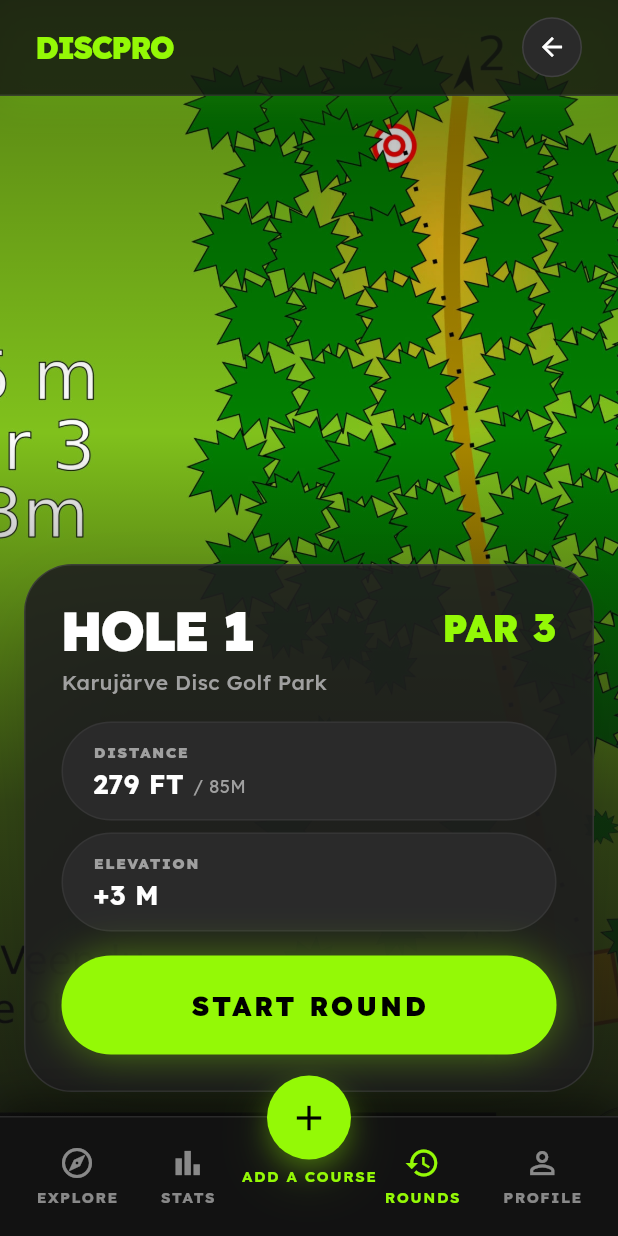
After one commit to RobinVaga/discpro, a Flutter app: the HoleDetailPage screen opened by its route, on a phone screen of 412 x 824 dp. The commit adds this screen. Run offline on Flutter 3.47's test engine with Material 3 defaults, Android fonts, the phone set to English and light mode, and no system bars; our stand-ins replace font_awesome_flutter, google_fonts.

Commit message:
hole detail page for the first hole of Karujärve.

```diff
--- a/lib/main.dart
+++ b/lib/main.dart
@@ -2,6 +2,7 @@ import 'package:flutter/material.dart';
 import 'package:discpro/screens/login_page.dart';
 import 'package:discpro/screens/home_page.dart';
 import 'package:discpro/screens/register_page.dart';
+import 'package:discpro/screens/hole_detail.dart';
 
 
 void main() {
@@ -44,6 +45,7 @@ class MyApp extends StatelessWidget {
         '/': (context) => const LoginPage(),
         '/home': (context) => const HomePage(),
         '/register': (context) => const RegisterPage(),
+        '/hole_detail': (context) => const HoleDetailPage(),
       },
     );
   }
--- /dev/null
+++ b/lib/screens/hole_detail.dart
@@ -0,0 +1,432 @@
+import 'package:flutter/material.dart';
+import 'package:google_fonts/google_fonts.dart';
+
+class HoleDetailPage extends StatelessWidget {
+  const HoleDetailPage({super.key});
+
+  static const Color primaryColor = Color(0xFF94F906);
+  static const Color backgroundDark = Color(0xFF121212);
+  static const Color surfaceDark = Color(0xFF1E1E1E);
+
+  @override
+  Widget build(BuildContext context) {
+    return Theme(
+      data: ThemeData.dark().copyWith(
+        textTheme: GoogleFonts.lexendTextTheme(ThemeData.dark().textTheme),
+      ),
+      child: Scaffold(
+        backgroundColor: backgroundDark,
+        body: SafeArea(
+          child: Stack(
+            children: [
+              // ── Full-screen background image + gradient ──
+              Positioned.fill(
+                child: Image.asset(
+                  'assets/images/Karujärve/karujarve_1.webp',
+                  fit: BoxFit.cover,
+                  errorBuilder: (context, error, stackTrace) => Container(
+                    color: const Color(0xFF1A1A1A),
+                    child: const Center(
+                      child: Icon(Icons.landscape, size: 80, color: Colors.white12),
+                    ),
+                  ),
+                ),
+              ),
+
+              // ── Dark gradient overlay (bottom fade to backgroundDark) ──
+              Positioned.fill(
+                child: DecoratedBox(
+                  decoration: BoxDecoration(
+                    gradient: LinearGradient(
+                      begin: Alignment.topCenter,
+                      end: Alignment.bottomCenter,
+                      stops: const [0.0, 0.35, 0.65, 1.0],
+                      colors: [
+                        Colors.black.withOpacity(0.35),
+                        Colors.transparent,
+                        backgroundDark.withOpacity(0.7),
+                        backgroundDark,
+                      ],
+                    ),
+                  ),
+                ),
+              ),
+
+              // ── Main scrollable content ──
+              Column(
+                children: [
+                  // Top app bar
+                  Container(
+                    width: double.infinity,
+                    height: 64,
+                    padding: const EdgeInsets.symmetric(horizontal: 24),
+                    decoration: BoxDecoration(
+                      color: const Color(0xCC121212),
+                      border: Border(
+                        bottom: BorderSide(color: Colors.white.withOpacity(0.10)),
+                      ),
+                      boxShadow: const [
+                        BoxShadow(
+                          color: Color(0x2676F316),
+                          blurRadius: 20,
+                          offset: Offset(0, 4),
+                        )
+                      ],
+                    ),
+                    child: Row(
+                      mainAxisAlignment: MainAxisAlignment.spaceBetween,
+                      crossAxisAlignment: CrossAxisAlignment.center,
+                      children: [
+                        const Text(
+                          'DISCPRO',
+                          style: TextStyle(
+                            color: primaryColor,
+                            fontSize: 20,
+                            fontFamily: 'Lexend',
+                            fontWeight: FontWeight.w900,
+                            letterSpacing: -1,
+                          ),
+                        ),
+                        GestureDetector(
+                          onTap: () => Navigator.pop(context),
+                          child: Container(
+                            width: 40,
+                            height: 40,
+                            decoration: BoxDecoration(
+                              color: const Color(0xFF2A2A2A),
+                              shape: BoxShape.circle,
+                              border: Border.all(
+                                color: Colors.white.withOpacity(0.10),
+                              ),
+                            ),
+                            child: const Icon(
+                              Icons.arrow_back,
+                              color: Colors.white,
+                              size: 20,
+                            ),
+                          ),
+                        ),
+                      ],
+                    ),
+                  ),
+
+                  // Spacer — pushes the card to the bottom half
+                  const Spacer(),
+
+                  // ── Info card ──
+                  Padding(
+                    padding: const EdgeInsets.fromLTRB(16, 0, 16, 16),
+                    child: Container(
+                      width: double.infinity, // ✅ 100% width like Tailwind w-full
+                      padding: const EdgeInsets.all(24),
+                      decoration: ShapeDecoration(
+                        color: const Color(0xE51E1E1E),
+                        shape: RoundedRectangleBorder(
+                          side: BorderSide(
+                            width: 1,
+                            color: Colors.white.withOpacity(0.10),
+                          ),
+                          borderRadius: BorderRadius.circular(32),
+                        ),
+                        shadows: const [
+                          BoxShadow(
+                            color: Color(0x3F000000),
+                            blurRadius: 50,
+                            offset: Offset(0, 25),
+                            spreadRadius: -12,
+                          )
+                        ],
+                      ),
+                      child: Column(
+                        mainAxisSize: MainAxisSize.min,
+                        crossAxisAlignment: CrossAxisAlignment.start,
+                        children: [
+                          // Hole header row
+                          Row(
+                            mainAxisAlignment: MainAxisAlignment.spaceBetween,
+                            crossAxisAlignment: CrossAxisAlignment.start,
+                            children: [
+                              Column(
+                                crossAxisAlignment: CrossAxisAlignment.start,
+                                children: const [
+                                  Text(
+                                    'HOLE 1',
+                                    style: TextStyle(
+                                      color: Colors.white,
+                                      fontSize: 36,
+                                      fontFamily: 'Lexend',
+                                      fontWeight: FontWeight.w900,
+                                      height: 1.11,
+                                      letterSpacing: -1.80,
+                                    ),
+                                  ),
+                                  SizedBox(height: 4),
+                                  Text(
+                                    'Karujärve Disc Golf Park',
+                                    style: TextStyle(
+                                      color: Color(0xFFA0A0A0),
+                                      fontSize: 14,
+                                      fontFamily: 'Lexend',
+                                      fontWeight: FontWeight.w500,
+                                      height: 1.43,
+                                    ),
+                                  ),
+                                ],
+                              ),
+                              const Text(
+                                'PAR 3',
+                                style: TextStyle(
+                                  color: primaryColor,
+                                  fontSize: 25,
+                                  fontFamily: 'Lexend',
+                                  fontWeight: FontWeight.w900,
+                                  height: 1.44,
+                                ),
+                              ),
+                            ],
+                          ),
+
+                          const SizedBox(height: 16),
+
+                          // Distance pill
+                          _statPill(
+                            label: 'DISTANCE',
+                            child: Row(
+                              crossAxisAlignment: CrossAxisAlignment.baseline,
+                              textBaseline: TextBaseline.alphabetic,
+                              children: const [
+                                Text(
+                                  '279 FT',
+                                  style: TextStyle(
+                                    color: Colors.white,
+                                    fontSize: 18,
+                                    fontFamily: 'Lexend',
+                                    fontWeight: FontWeight.w700,
+                                    height: 1.25,
+                                  ),
+                                ),
+                                SizedBox(width: 6),
+                                Text(
+                                  '/ 85M',
+                                  style: TextStyle(
+                                    color: Color(0xFFA0A0A0),
+                                    fontSize: 12,
+                                    fontFamily: 'Lexend',
+                                    fontWeight: FontWeight.w400,
+                                  ),
+                                ),
+                              ],
+                            ),
+                          ),
+
+                          const SizedBox(height: 8),
+
+                          // Elevation pill
+                          _statPill(
+                            label: 'ELEVATION',
+                            child: const Text(
+                              '+3 M',
+                              style: TextStyle(
+                                color: Colors.white,
+                                fontSize: 18,
+                                fontFamily: 'Lexend',
+                                fontWeight: FontWeight.w700,
+                                height: 1.25,
+                              ),
+                            ),
+                          ),
+
+                          const SizedBox(height: 16),
+
+                          // Start Round button
+                          Container(
+                            width: double.infinity,
+                            padding: const EdgeInsets.symmetric(vertical: 20),
+                            decoration: ShapeDecoration(
+                              color: primaryColor,
+                              shape: RoundedRectangleBorder(
+                                borderRadius: BorderRadius.circular(9999),
+                              ),
+                              shadows: const [
+                                BoxShadow(
+                                  color: Color(0x6694F906),
+                                  blurRadius: 24,
+                                  offset: Offset(0, 0),
+                                )
+                              ],
+                            ),
+                            child: const Center(
+                              child: Text(
+                                'START ROUND',
+                                style: TextStyle(
+                                  color: Colors.black,
+                                  fontSize: 18,
+                                  fontFamily: 'Lexend',
+                                  fontWeight: FontWeight.w900,
+                                  letterSpacing: 1.80,
+                                ),
+                              ),
+                            ),
+                          ),
+                        ],
+                      ),
+                    ),
+                  ),
+
+                  // Space for bottom nav
+                  const SizedBox(height: 80),
+                ],
+              ),
+
+              // ── Bottom Nav ──
+              Positioned(
+                left: 0,
+                right: 0,
+                bottom: 0,
+                child: _buildBottomNav(),
+              ),
+            ],
+          ),
+        ),
+      ),
+    );
+  }
+
+  Widget _statPill({required String label, required Widget child}) {
+    return Container(
+      width: double.infinity,
+      padding: const EdgeInsets.symmetric(horizontal: 20, vertical: 12),
+      decoration: ShapeDecoration(
+        color: const Color(0xFF2A2A2A),
+        shape: RoundedRectangleBorder(
+          side: BorderSide(width: 1, color: Colors.white.withOpacity(0.05)),
+          borderRadius: BorderRadius.circular(9999),
+        ),
+      ),
+      child: Column(
+        crossAxisAlignment: CrossAxisAlignment.start,
+        children: [
+          Text(
+            label,
+            style: const TextStyle(
+              color: Color(0xFFA0A0A0),
+              fontSize: 10,
+              fontFamily: 'Lexend',
+              fontWeight: FontWeight.w900,
+              height: 1.50,
+              letterSpacing: 1,
+            ),
+          ),
+          const SizedBox(height: 2),
+          child,
+        ],
+      ),
+    );
+  }
+
+  Widget _buildBottomNav() {
+    return Container(
+      height: 80,
+      decoration: BoxDecoration(
+        color: backgroundDark,
+        border: Border(top: BorderSide(color: Colors.white.withOpacity(0.10))),
+        boxShadow: [
+          BoxShadow(
+            color: Colors.black.withOpacity(0.4),
+            blurRadius: 20,
+            offset: const Offset(0, -10),
+          ),
+        ],
+      ),
+      child: Stack(
+        clipBehavior: Clip.none,
+        alignment: Alignment.center,
+        children: [
+          Positioned.fill(
+            child: Padding(
+              padding: const EdgeInsets.symmetric(horizontal: 24),
+              child: Row(
+                mainAxisAlignment: MainAxisAlignment.spaceBetween,
+                crossAxisAlignment: CrossAxisAlignment.center,
+                children: [
+                  _navItem(Icons.explore_outlined, 'EXPLORE'),
+                  _navItem(Icons.bar_chart_outlined, 'STATS'),
+                  const SizedBox(width: 56),
+                  _navItem(Icons.history_outlined, 'ROUNDS', isSelected: true),
+                  _navItem(Icons.person_outline, 'PROFILE'),
+                ],
+              ),
+            ),
+          ),
+          Positioned(
+            top: -28,
+            child: Column(
+              mainAxisSize: MainAxisSize.min,
+              children: [
+                Container(
+                  width: 56,
+                  height: 56,
+                  decoration: BoxDecoration(
+                    color: primaryColor,
+                    shape: BoxShape.circle,
+                    boxShadow: [
+                      BoxShadow(
+                        color: primaryColor.withOpacity(0.35),
+                        blurRadius: 15,
+                        offset: const Offset(0, 6),
+                        spreadRadius: -2,
+                      ),
+                      BoxShadow(
+                        color: primaryColor.withOpacity(0.20),
+                        blurRadius: 30,
+                        offset: const Offset(0, 12),
+                        spreadRadius: -4,
+                      ),
+                    ],
+                  ),
+                  child: const Icon(Icons.add, color: Colors.black, size: 28),
+                ),
+                const SizedBox(height: 4),
+                Text(
+                  'ADD A COURSE',
+                  style: TextStyle(
+                    color: primaryColor,
+                    fontSize: 10,
+                    fontWeight: FontWeight.w700,
+                    letterSpacing: 1,
+                    height: 1.5,
+                  ),
+                ),
+              ],
+            ),
+          ),
+        ],
+      ),
+    );
+  }
+
+  Widget _navItem(IconData icon, String label, {bool isSelected = false}) {
+    return Column(
+      mainAxisAlignment: MainAxisAlignment.center,
+      mainAxisSize: MainAxisSize.min,
+      children: [
+        Icon(
+          icon,
+          color: isSelected ? primaryColor : Colors.white.withOpacity(0.50),
+          size: 24,
+        ),
+        const SizedBox(height: 4),
+        Text(
+          label,
+          style: TextStyle(
+            color: isSelected ? primaryColor : Colors.white.withOpacity(0.50),
+            fontSize: 10,
+            fontWeight: FontWeight.w700,
+            letterSpacing: 1,
+            height: 1.5,
+          ),
+        ),
+      ],
+    );
+  }
+}
--- a/lib/screens/home_page.dart
+++ b/lib/screens/home_page.dart
@@ -120,6 +120,20 @@ class HomePage extends StatelessWidget {
                           ];
 
                           final course = courses[index];
+
+                          // Only the first card navigates to hole_detail (for testing)
+                          if (index == 0) {
+                            return GestureDetector(
+                              onTap: () => Navigator.pushNamed(context, '/hole_detail'),
+                              child: _featuredCourseCard(
+                                course['name']!,
+                                course['details']!,
+                                course['par']!,
+                                course['image']!,
+                              ),
+                            );
+                          }
+
                           return _featuredCourseCard(
                             course['name']!,
                             course['details']!,
@@ -367,27 +381,24 @@ class HomePage extends StatelessWidget {
       ),
       child: Stack(
         clipBehavior: Clip.none,
-        alignment: Alignment.center, // centers the Stack's non-Positioned children
+        alignment: Alignment.center,
         children: [
-          // Nav items — use Positioned.fill so the Row gets the full 80px height
           Positioned.fill(
             child: Padding(
               padding: const EdgeInsets.symmetric(horizontal: 24),
               child: Row(
                 mainAxisAlignment: MainAxisAlignment.spaceBetween,
-                crossAxisAlignment: CrossAxisAlignment.center, // vertical center
+                crossAxisAlignment: CrossAxisAlignment.center,
                 children: [
                   _navItem(Icons.explore_outlined, 'EXPLORE', isSelected: true),
                   _navItem(Icons.bar_chart_outlined, 'STATS'),
-                  const SizedBox(width: 56), // gap for FAB
+                  const SizedBox(width: 56),
                   _navItem(Icons.history_outlined, 'ROUNDS'),
                   _navItem(Icons.person_outline, 'PROFILE'),
                 ],
               ),
             ),
           ),
-
-          // Floating FAB — anchored so its bottom sits ~8px above the bar top
           Positioned(
             top: -28,
             child: Column(
@@ -437,7 +448,7 @@ class HomePage extends StatelessWidget {
 
   Widget _navItem(IconData icon, String label, {bool isSelected = false}) {
     return Column(
-      mainAxisAlignment: MainAxisAlignment.center, // centers icon+label within available height
+      mainAxisAlignment: MainAxisAlignment.center,
       mainAxisSize: MainAxisSize.min,
       children: [
         Icon(
```
